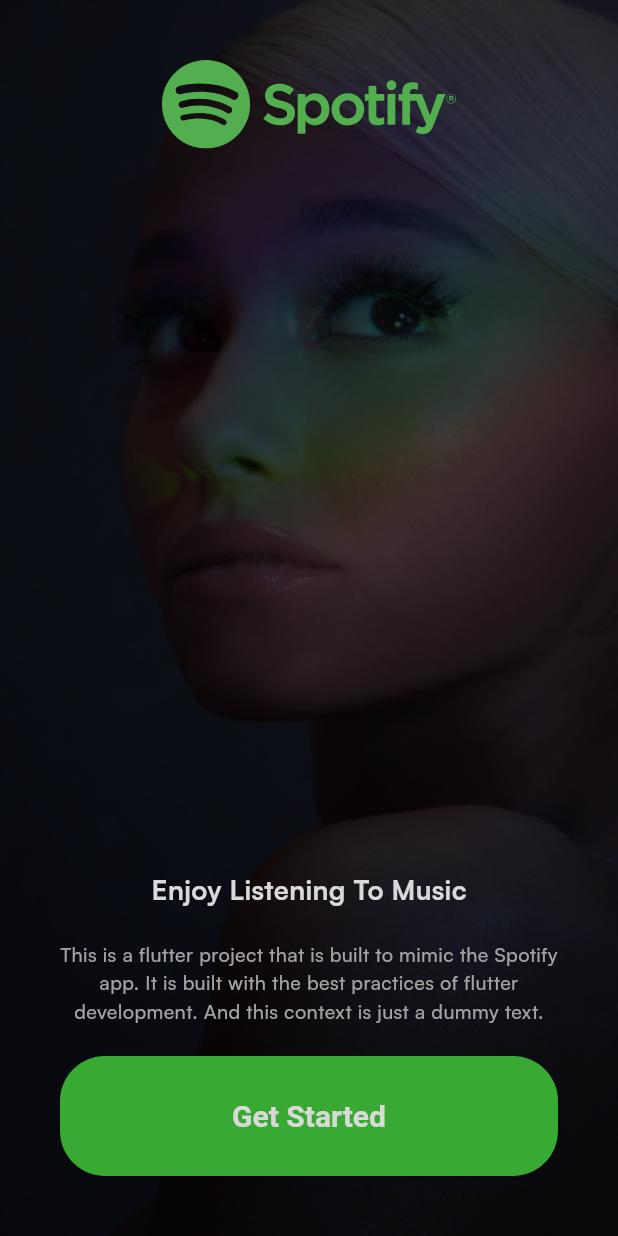
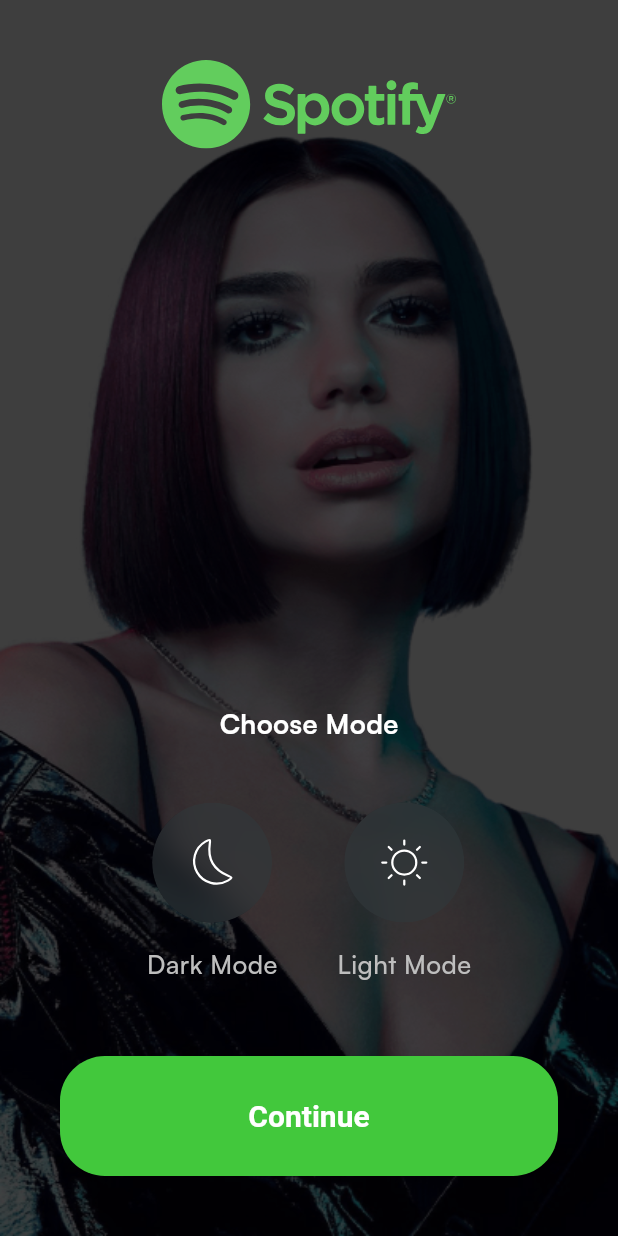
Before and after one commit to awoodywong/SPOTIFY, a Flutter app: the screen it shows after launch, after a tap on "Get Started", on a phone screen of 412 x 824 dp. Run offline on Flutter 3.47's test engine with Material 3 defaults, Android fonts, the phone set to English and light mode, and no system bars; our stand-ins replace flutter_svg.

Commit message:
added the choose page

```diff
--- a/lib/core/configs/assets/app_images.dart
+++ b/lib/core/configs/assets/app_images.dart
@@ -2,4 +2,5 @@
   static const String basePath = 'assets/images/';
 
   static const String introBG = '${basePath}intro_bg.png';
+  static const String chooseModeBG = '${basePath}choose_mode_bg.png';
 }
--- a/lib/core/configs/assets/app_vectors.dart
+++ b/lib/core/configs/assets/app_vectors.dart
@@ -3,4 +3,6 @@
   static const String format = '.svg';
 
   static const String logo = '${basePath}spotify_logo$format';
+  static const String sun = '${basePath}sun$format';
+  static const String moon = '${basePath}moon$format';
 }
--- a/lib/core/configs/theme/app_colors.dart
+++ b/lib/core/configs/theme/app_colors.dart
@@ -6,4 +6,5 @@
   static const darkBackGround = Color(0xff0D0C0C);
   static const grey = Color(0xffBEBEBE);
   static const darkGrey = Color(0xff343434);
+  static const buttonGrey = Color(0xff30393C);
 }
--- /dev/null
+++ b/lib/presentation/choose_mode/pages/choose_mode.dart
@@ -0,0 +1,132 @@
+import 'dart:ui';
+
+import 'package:flutter/cupertino.dart';
+import 'package:flutter/material.dart';
+import 'package:flutter_svg/svg.dart';
+
+import '../../../common/widgets/button/basic_app_button.dart';
+import '../../../core/configs/assets/app_images.dart';
+import '../../../core/configs/assets/app_vectors.dart';
+import '../../../core/configs/theme/app_colors.dart';
+
+class ChooseModePage extends StatelessWidget {
+  const ChooseModePage({super.key});
+
+  @override
+  Widget build(BuildContext context) {
+    return Scaffold(
+      body: Stack(
+        children: [
+          Container(
+            padding: const EdgeInsets.symmetric(horizontal: 40, vertical: 40),
+            decoration: const BoxDecoration(
+                image: DecorationImage(
+                    fit: BoxFit.fill, image: AssetImage(AppImages.chooseModeBG))),
+          ),
+          Container(
+            color: Colors.black.withOpacity(0.15),
+          ),
+
+          Padding(
+            padding: const EdgeInsets.symmetric(
+                vertical: 40,
+                horizontal: 40
+            ),
+            child: Column(
+              children: [
+                Align(
+                  alignment: Alignment.topCenter,
+                  child: SvgPicture.asset(
+                    AppVectors.logo,
+                  ),
+                ),
+                const Spacer(),
+                const Text(
+                  'Choose Mode',
+                  style: TextStyle(
+                      fontWeight: FontWeight.bold,
+                      color: Colors.white,
+                      fontSize: 18),
+                ),
+                const SizedBox(height: 40),
+                Row(
+                  mainAxisAlignment: MainAxisAlignment.center,
+                  children: [
+                    Column(
+                      children: [
+                        ClipOval(
+                          child: BackdropFilter(
+                            filter: ImageFilter.blur(sigmaX: 10, sigmaY: 10),
+                            child: Container(
+                              height: 80,
+                              width: 80,
+                              decoration: BoxDecoration(
+                                color: AppColors.buttonGrey.withOpacity(0.5),
+                                shape: BoxShape.circle,
+                              ),
+                              child: SvgPicture.asset(
+                                AppVectors.moon,
+                                fit:BoxFit.none
+                              ),
+                            ),
+                          ),
+                        ),
+                        const SizedBox(height: 15),
+                        const Text(
+                            "Dark Mode",
+                          style: TextStyle(
+                            fontWeight: FontWeight.w500,
+                            fontSize: 17,
+                            color: AppColors.grey
+                          ),
+                        )
+                      ],
+                    ),
+                    const SizedBox(width: 40,),
+                    Column(
+                      children: [
+                        ClipOval(
+                          child: BackdropFilter(
+                            filter: ImageFilter.blur(sigmaX: 10, sigmaY: 10),
+                            child: Container(
+                              height: 80,
+                              width: 80,
+                              decoration: BoxDecoration(
+                                color: AppColors.buttonGrey.withOpacity(0.5),
+                                shape: BoxShape.circle,
+                              ),
+                              child: SvgPicture.asset(
+                                  AppVectors.sun,
+                                  fit:BoxFit.none
+                              ),
+                            ),
+                          ),
+                        ),
+                        const SizedBox(height: 15),
+                        const Text(
+                          "Light Mode",
+                          style: TextStyle(
+                              fontWeight: FontWeight.w500,
+                              fontSize: 17,
+                              color: AppColors.grey
+                          ),
+                        )
+                      ],
+                    ),
+                  ],
+                ),
+                const SizedBox(height: 50),
+                BasicAppButton(
+                    onPressed: () {
+                      Navigator.push(context, MaterialPageRoute(builder: (BuildContext context) => const ChooseModePage()));
+                    },
+                    title: 'Continue',
+                )
+              ],
+            ),
+          ),
+        ],
+      ),
+    );
+  }
+}
--- a/lib/presentation/intro/pages/get_started.dart
+++ b/lib/presentation/intro/pages/get_started.dart
@@ -2,6 +2,7 @@
 import 'package:flutter/material.dart';
 import 'package:flutter_svg/flutter_svg.dart';
 import 'package:spotify/common/widgets/button/basic_app_button.dart';
+import 'package:spotify/presentation/choose_mode/pages/choose_mode.dart';
 
 import '../../../core/configs/assets/app_images.dart';
 import '../../../core/configs/assets/app_vectors.dart';
@@ -20,6 +21,16 @@
             decoration: const BoxDecoration(
                 image: DecorationImage(
                     fit: BoxFit.fill, image: AssetImage(AppImages.introBG))),
+          ),
+          Container(
+            color: Colors.black.withOpacity(0.15),
+          ),
+
+          Padding(
+            padding: const EdgeInsets.symmetric(
+                vertical: 40,
+                horizontal: 40
+            ),
             child: Column(
               children: [
                 Align(
@@ -48,16 +59,13 @@
                 const SizedBox(height: 20),
                 BasicAppButton(
                     onPressed: () {
-                      //TODO: Navigate to the next page
+                      Navigator.push(context, MaterialPageRoute(builder: (BuildContext context) => const ChooseModePage()));
                     },
                     title: 'Get Started'
                 )
               ],
             ),
           ),
-          Container(
-            color: Colors.black.withOpacity(0.15),
-          )
         ],
       ),
     );
```
